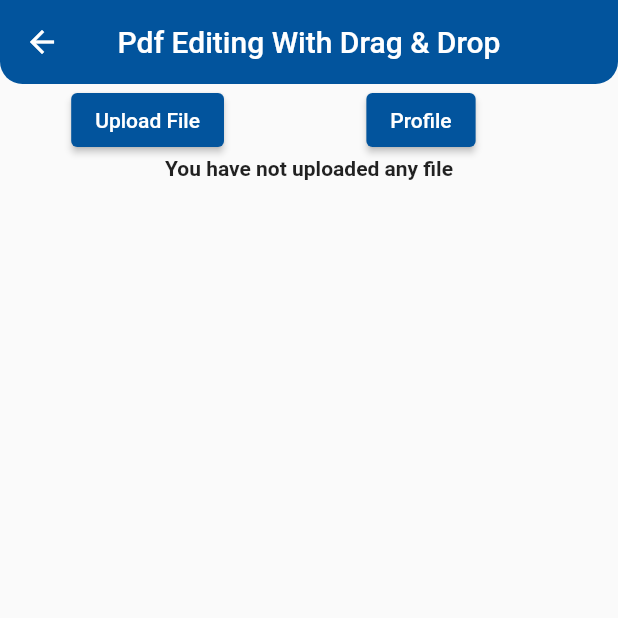
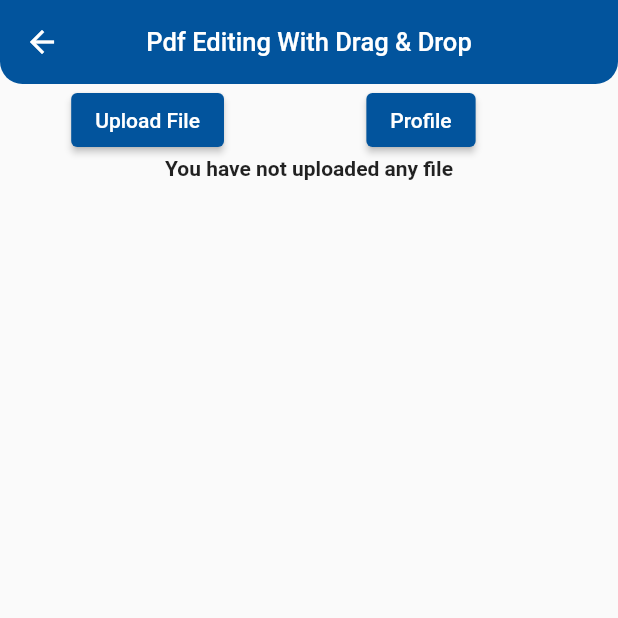
Before and after one commit to nextive-rahim/jouls_labs_demo_app, a Flutter app: the DashboardPage screen opened by its route, on a phone screen of 412 x 824 dp, the top half of it. Run offline on Flutter 3.47's test engine with Material 2 defaults, Android fonts, the phone set to English and light mode, and no system bars; our stand-ins replace file_picker, firebase_auth, firebase_core, flutter_spinkit, get, google_sign_in and 2 more; missing offline and left inert: image_to_byte, syncfusion_flutter_pdf, syncfusion_flutter_pdfviewer; accounts and stored records are empty.

Commit message:
refactor  : Refactored  code.

```diff
--- a/lib/sec/feature/home/view/dashboard_page.dart
+++ b/lib/sec/feature/home/view/dashboard_page.dart
@@ -29,7 +29,10 @@ class _DashboardPageState extends State<DashboardPage> {
   Widget build(BuildContext context) {
     return Scaffold(
       appBar: AppBar(
-        title: Text(TextConstants.pdfEditing),
+        title: Text(
+          TextConstants.pdfEditing,
+          style: TextStyle(fontSize: 17),
+        ),
         centerTitle: true,
         backgroundColor: AppColors.primary,
         elevation: 0,
--- a/lib/sec/feature/home/widgets/home_view.dart
+++ b/lib/sec/feature/home/widgets/home_view.dart
@@ -98,7 +98,7 @@ class _HomeViewState extends State<HomeView> {
           () {
             return Stack(children: [
               Positioned(
-                top: controller.yPosition.value - 100,
+                top: controller.yPosition.value - 60,
                 left: controller.xPosition.value,
                 child: Container(
                   decoration: BoxDecoration(
--- a/lib/sec/feature/utils/assets.dart
+++ b/lib/sec/feature/utils/assets.dart
@@ -1,3 +1,4 @@
 class Assets {
   static const String googleLogin = 'assets/google_login.png';
+  static const String appLogo = 'assets/jouls_labs_logo.png';
 }
--- a/lib/sec/feature/utils/text_constants.dart
+++ b/lib/sec/feature/utils/text_constants.dart
@@ -5,7 +5,7 @@ class TextConstants {
   static const String fileName = 'File Name : ';
   static const String uploadedTime = 'Uploaded Time : ';
   static const String profile = 'Profile';
-  static const String login = 'Google Login';
+  static const String login = 'Google SignIn';
   static const String edit = 'Edit';
   static const String showEditFile = 'Edited File';
   static const String editedFileName = 'Edited File Name : ';
```
Also changed, not shown: lib/sec/feature/onboarding/splash_screen.dart (+12 -11 lines).
